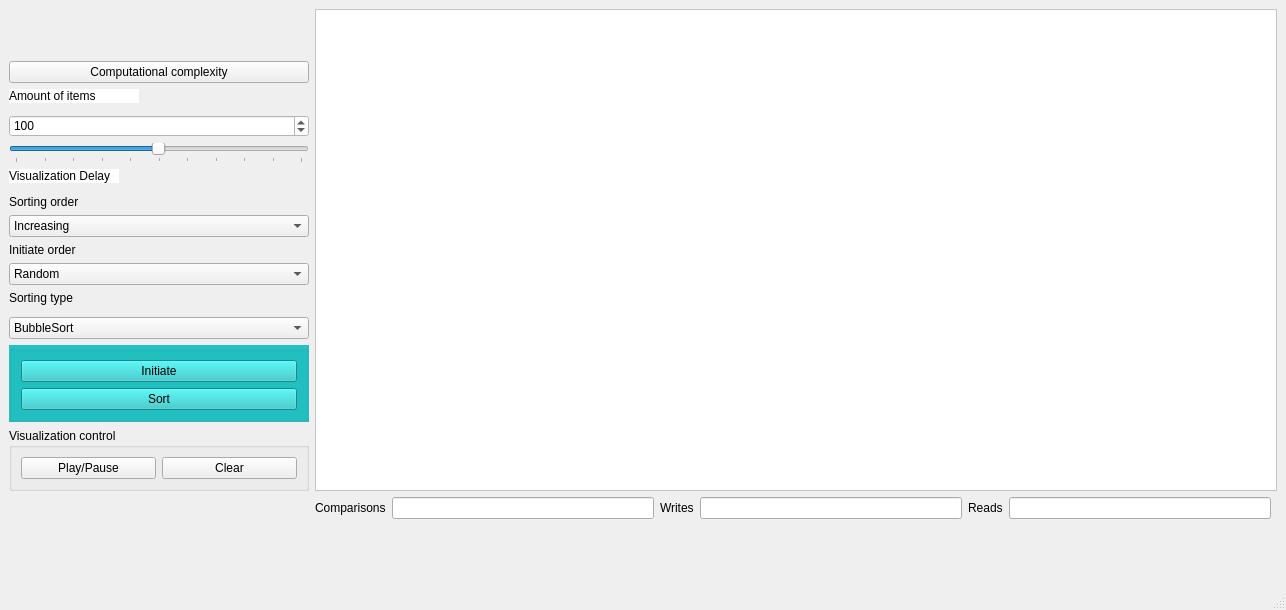
yegorgru/OOP_Lab2_4_Semester, file Sortings_Visualization/mainwindow.ui: the form before one commit.
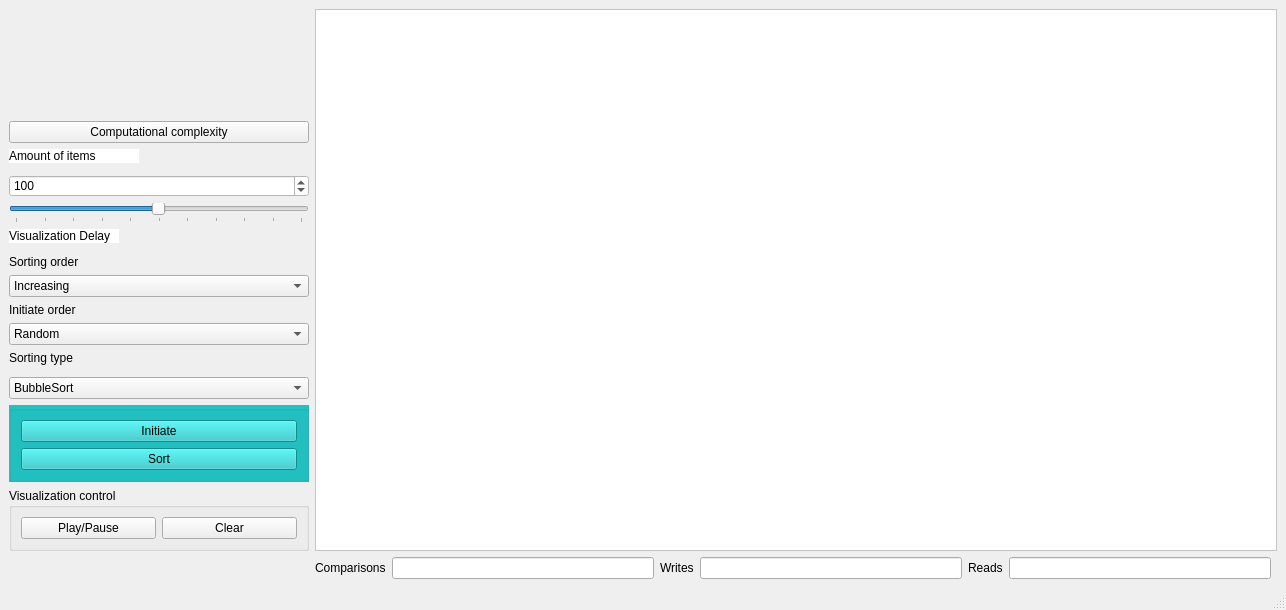
The form after the commit.

Diff of the .ui file:
```diff
--- a/Sortings_Visualization/mainwindow.ui
+++ b/Sortings_Visualization/mainwindow.ui
@@ -23,21 +23,33 @@
   </property>
   <widget class="QWidget" name="centralwidget">
    <layout class="QGridLayout" name="gridLayout">
+    <item row="23" column="2">
+     <widget class="QLabel" name="label_2">
+      <property name="text">
+       <string>Comparisons</string>
+      </property>
+     </widget>
+    </item>
+    <item row="16" column="1">
+     <widget class="QComboBox" name="InitiateOrder">
+      <item>
+       <property name="text">
+        <string>Random</string>
+       </property>
+      </item>
+      <item>
+       <property name="text">
+        <string>Almost Sorted</string>
+       </property>
+      </item>
+      <item>
+       <property name="text">
+        <string>Almost Sorted in Reverse Order</string>
+       </property>
+      </item>
+     </widget>
+    </item>
     <item row="10" column="1">
-     <widget class="QComboBox" name="SortingOrder">
-      <item>
-       <property name="text">
-        <string>Increasing</string>
-       </property>
-      </item>
-      <item>
-       <property name="text">
-        <string>Decreasing</string>
-       </property>
-      </item>
-     </widget>
-    </item>
-    <item row="6" column="1">
      <widget class="QSlider" name="delay">
       <property name="minimumSize">
        <size>
@@ -80,43 +92,14 @@
       </property>
      </widget>
     </item>
-    <item row="19" column="7">
-     <widget class="QLineEdit" name="reads">
+    <item row="3" column="1">
+     <widget class="QLabel" name="BestCase">
       <property name="text">
        <string/>
       </property>
      </widget>
     </item>
-    <item row="19" column="2">
-     <widget class="QLabel" name="label_2">
-      <property name="text">
-       <string>Comparisons</string>
-      </property>
-     </widget>
-    </item>
-    <item row="7" column="1">
-     <widget class="QLabel" name="label">
-      <property name="maximumSize">
-       <size>
-        <width>110</width>
-        <height>30</height>
-       </size>
-      </property>
-      <property name="styleSheet">
-       <string notr="true">background-color: rgb(255, 255, 255);</string>
-      </property>
-      <property name="text">
-       <string>Visualization Delay</string>
-      </property>
-     </widget>
-    </item>
-    <item row="19" column="3">
-     <widget class="QLineEdit" name="comparisons"/>
-    </item>
-    <item row="19" column="5">
-     <widget class="QLineEdit" name="writes"/>
-    </item>
-    <item row="17" column="1" rowspan="2">
+    <item row="21" column="1" rowspan="2">
      <widget class="QGroupBox" name="VisualizationControl">
       <property name="title">
        <string>Visualization control</string>
@@ -139,30 +122,34 @@
       </layout>
      </widget>
     </item>
-    <item row="20" column="1">
-     <widget class="QLabel" name="BestCase">
-      <property name="text">
-       <string/>
+    <item row="1" column="1">
+     <spacer name="verticalSpacer">
+      <property name="orientation">
+       <enum>Qt::Vertical</enum>
       </property>
-     </widget>
-    </item>
-    <item row="3" column="1">
-     <widget class="QLabel" name="label_3">
-      <property name="maximumSize">
+      <property name="sizeHint" stdset="0">
        <size>
-        <width>130</width>
-        <height>16777215</height>
+        <width>0</width>
+        <height>0</height>
        </size>
       </property>
-      <property name="styleSheet">
-       <string notr="true">background-color: rgb(255, 255, 255);</string>
+     </spacer>
+    </item>
+    <item row="4" column="1">
+     <widget class="QLabel" name="Average">
+      <property name="text">
+       <string/>
       </property>
+     </widget>
+    </item>
+    <item row="15" column="1">
+     <widget class="QLabel" name="label_7">
       <property name="text">
-       <string>Amount of items</string>
+       <string>Initiate order</string>
       </property>
      </widget>
     </item>
-    <item row="5" column="1">
+    <item row="9" column="1">
      <widget class="QSpinBox" name="numberOfItems">
       <property name="maximumSize">
        <size>
@@ -184,28 +171,40 @@
       </property>
      </widget>
     </item>
-    <item row="11" column="1">
-     <widget class="QLabel" name="label_7">
+    <item row="13" column="1">
+     <widget class="QLabel" name="label_6">
       <property name="text">
-       <string>Initiate order</string>
+       <string>Sorting order</string>
       </property>
      </widget>
     </item>
-    <item row="19" column="6">
-     <widget class="QLabel" name="label_5">
+    <item row="23" column="5">
+     <widget class="QLineEdit" name="writes"/>
+    </item>
+    <item row="7" column="1">
+     <widget class="QLabel" name="label_3">
+      <property name="maximumSize">
+       <size>
+        <width>130</width>
+        <height>16777215</height>
+       </size>
+      </property>
+      <property name="styleSheet">
+       <string notr="true">background-color: rgb(255, 255, 255);</string>
+      </property>
       <property name="text">
-       <string>Reads</string>
+       <string>Amount of items</string>
       </property>
      </widget>
     </item>
-    <item row="19" column="4">
-     <widget class="QLabel" name="label_4">
+    <item row="6" column="1">
+     <widget class="QPushButton" name="pushButton">
       <property name="text">
-       <string>Writes</string>
+       <string>Computational complexity</string>
       </property>
      </widget>
     </item>
-    <item row="15" column="1">
+    <item row="19" column="1">
      <widget class="QComboBox" name="SortingNameComboBox">
       <property name="minimumSize">
        <size>
@@ -341,14 +340,14 @@
       </item>
      </widget>
     </item>
-    <item row="19" column="1">
-     <widget class="QLabel" name="SortingTime">
+    <item row="23" column="7">
+     <widget class="QLineEdit" name="reads">
       <property name="text">
        <string/>
       </property>
      </widget>
     </item>
-    <item row="16" column="1">
+    <item row="20" column="1">
      <widget class="QGroupBox" name="groupBox">
       <property name="minimumSize">
        <size>
@@ -399,74 +398,75 @@
       </layout>
      </widget>
     </item>
-    <item row="12" column="1">
-     <widget class="QComboBox" name="InitiateOrder">
-      <item>
-       <property name="text">
-        <string>Random</string>
-       </property>
-      </item>
-      <item>
-       <property name="text">
-        <string>Almost Sorted</string>
-       </property>
-      </item>
-      <item>
-       <property name="text">
-        <string>Almost Sorted in Reverse Order</string>
-       </property>
-      </item>
+    <item row="23" column="4">
+     <widget class="QLabel" name="label_4">
+      <property name="text">
+       <string>Writes</string>
+      </property>
      </widget>
     </item>
-    <item row="9" column="1">
-     <widget class="QLabel" name="label_6">
+    <item row="0" column="2" rowspan="23" colspan="7">
+     <widget class="QGraphicsView" name="graphicsView">
+      <property name="styleSheet">
+       <string notr="true">background: rgb(255, 255, 255)</string>
+      </property>
+     </widget>
+    </item>
+    <item row="23" column="1">
+     <widget class="QLabel" name="SortingTime">
       <property name="text">
-       <string>Sorting order</string>
+       <string/>
       </property>
      </widget>
     </item>
-    <item row="1" column="1">
-     <spacer name="verticalSpacer">
-      <property name="orientation">
-       <enum>Qt::Vertical</enum>
+    <item row="23" column="6">
+     <widget class="QLabel" name="label_5">
+      <property name="text">
+       <string>Reads</string>
       </property>
-      <property name="sizeHint" stdset="0">
-       <size>
-        <width>0</width>
-        <height>0</height>
-       </size>
-      </property>
-     </spacer>
+     </widget>
     </item>
-    <item row="13" column="1">
+    <item row="17" column="1">
      <widget class="QLabel" name="label_8">
       <property name="text">
        <string>Sorting type</string>
       </property>
      </widget>
     </item>
-    <item row="0" column="2" rowspan="19" colspan="7">
-     <widget class="QGraphicsView" name="graphicsView">
+    <item row="14" column="1">
+     <widget class="QComboBox" name="SortingOrder">
+      <item>
+       <property name="text">
+        <string>Increasing</string>
+       </property>
+      </item>
+      <item>
+       <property name="text">
+        <string>Decreasing</string>
+       </property>
+      </item>
+     </widget>
+    </item>
+    <item row="23" column="3">
+     <widget class="QLineEdit" name="comparisons"/>
+    </item>
+    <item row="11" column="1">
+     <widget class="QLabel" name="label">
+      <property name="maximumSize">
+       <size>
+        <width>110</width>
+        <height>30</height>
+       </size>
+      </property>
       <property name="styleSheet">
-       <string notr="true">background: rgb(255, 255, 255)</string>
+       <string notr="true">background-color: rgb(255, 255, 255);</string>
       </property>
-     </widget>
-    </item>
-    <item row="21" column="1">
-     <widget class="QLabel" name="Average">
       <property name="text">
-       <string/>
+       <string>Visualization Delay</string>
       </property>
      </widget>
     </item>
-    <item row="2" column="1">
-     <widget class="QPushButton" name="pushButton">
-      <property name="text">
-       <string>Computational complexity</string>
-      </property>
-     </widget>
-    </item>
-    <item row="22" column="1">
+    <item row="5" column="1">
      <widget class="QLabel" name="WorstCase">
       <property name="text">
        <string/>
```
